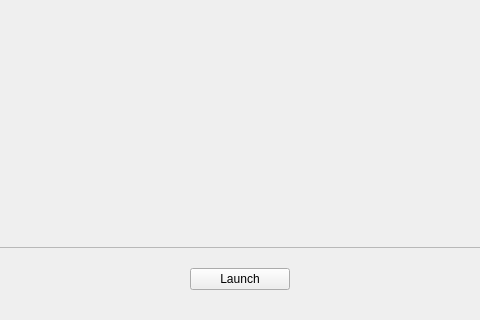
This is skin application/skinApplication/src/views/ui/ui_ai_launcher.ui in AgustinCartaya/SkinApplication as Qt 5 draws it before an edit; both pictures show x 360 to 840 and y 480 to 800 of the 1200 by 800 pixel window. The edited form follows.
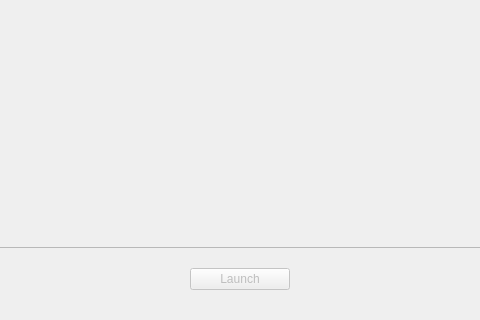
This is the edited form. Custom widgets are drawn as their Qt base class.

Patch:
```diff
--- a/skin application/skinApplication/src/views/ui/ui_ai_launcher.ui
+++ b/skin application/skinApplication/src/views/ui/ui_ai_launcher.ui
@@ -438,6 +438,9 @@
      </item>
      <item alignment="Qt::AlignHCenter">
       <widget class="Button" name="bt_launch">
+       <property name="enabled">
+        <bool>false</bool>
+       </property>
        <property name="minimumSize">
         <size>
          <width>100</width>
```
